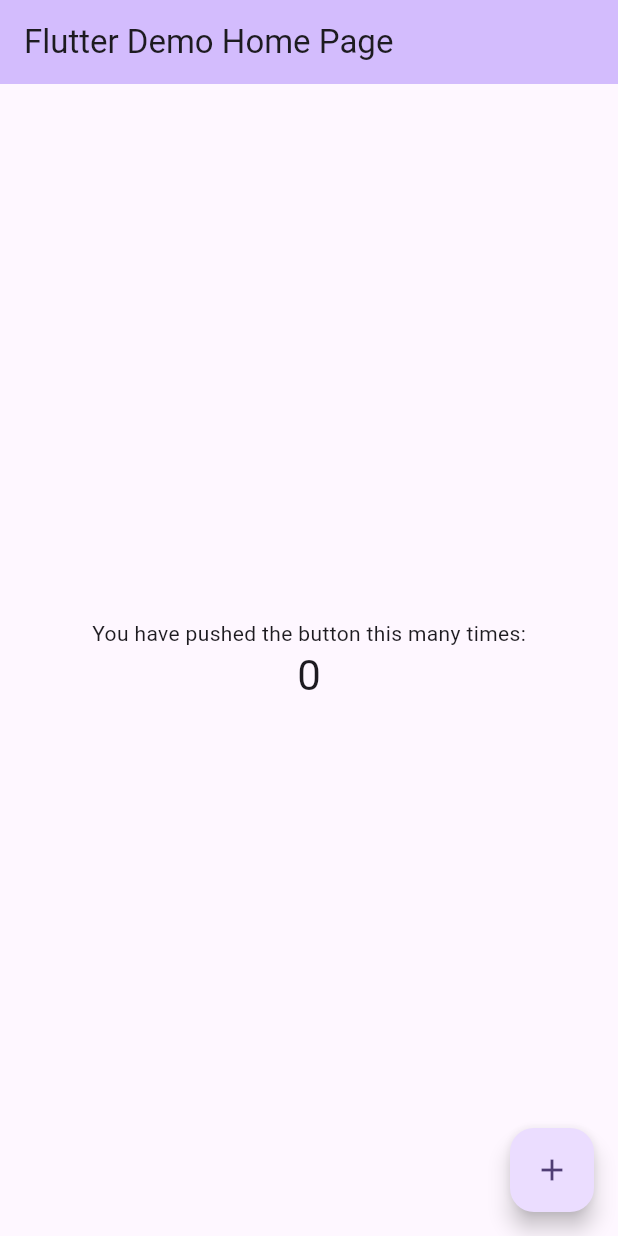
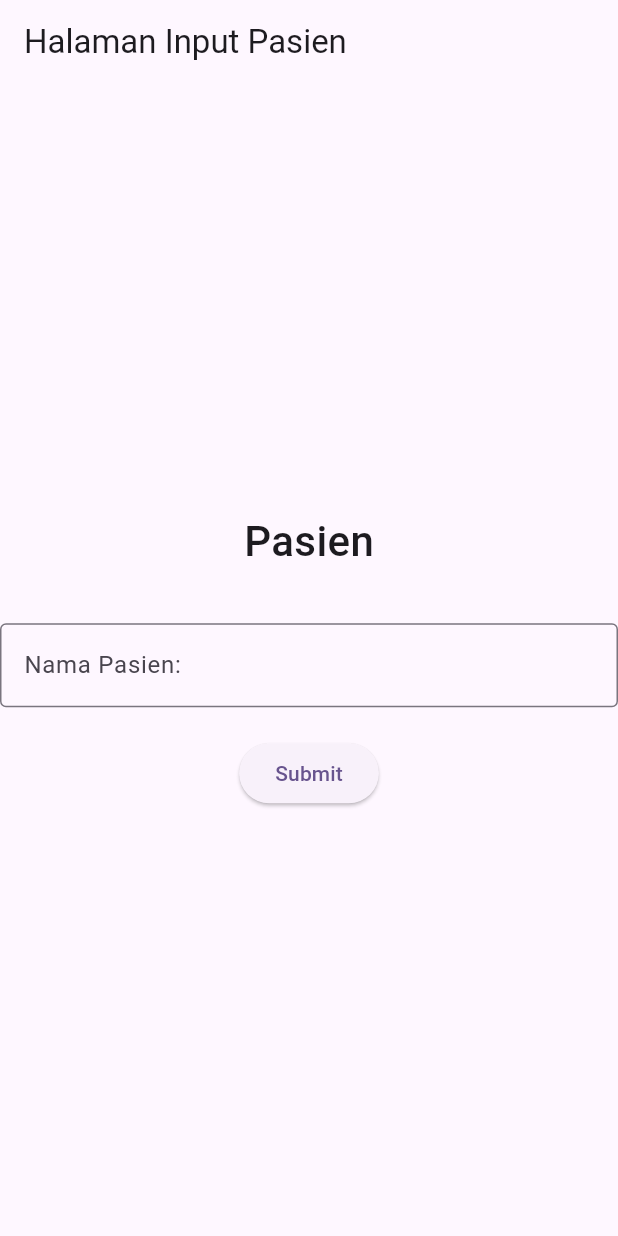
Before and after one commit to bagussatt/Hospital-Speech-to-Text, a Flutter app: the screen it shows after launch, on a phone screen of 412 x 824 dp. Run offline on Flutter 3.47's test engine with Material 3 defaults, Android fonts, the light colour scheme and no system bars; our stand-ins replace speech_to_text.

Commit message:
Updated Android build configuration, added internet and audio recording permissions, modified main.dart to use HomePage, registered SpeechToTextMacosPlugin, and updated pubspec.lock and pubspec.yaml with new dependencies.

```diff
--- a/lib/main.dart
+++ b/lib/main.dart
@@ -1,4 +1,5 @@
 import 'package:flutter/material.dart';
+import 'package:record_speechtotextfor_hospital/screens/homepage.dart';
 
 void main() {
   runApp(const MyApp());
@@ -15,7 +16,7 @@ class MyApp extends StatelessWidget {
         colorScheme: ColorScheme.fromSeed(seedColor: Colors.deepPurple),
         useMaterial3: true,
       ),
-      home: const MyHomePage(title: 'Flutter Demo Home Page'),
+      home: HomePage(),
     );
   }
 }
--- /dev/null
+++ b/lib/screens/homepage.dart
@@ -0,0 +1,95 @@
+import 'package:flutter/material.dart';
+import 'package:record_speechtotextfor_hospital/screens/recordpage.dart';
+
+class HomePage extends StatefulWidget {
+  const HomePage({super.key});
+
+  @override
+  State<HomePage> createState() => _HomePageState();
+}
+
+class _HomePageState extends State<HomePage> {
+  final _formKey = GlobalKey<FormState>(); // For form validation
+  final _nameController = TextEditingController(); // To manage text input
+
+  void _showConfirmationDialog(String name) {
+    showDialog(
+      context: context,
+      builder: (BuildContext context) {
+        return AlertDialog(
+          title: const Text('Konfirmasi'),
+          content: Text('Apakah Anda ingin melanjutkan ke halaman rekam medis untuk $name?'),
+          actions: [
+            TextButton(
+              onPressed: () => Navigator.pop(context, false), // Cancel
+              child: const Text('Batal'),
+            ),
+            TextButton(
+              onPressed: () => Navigator.pop(context, true), // Confirm
+              child: const Text('Ya'),
+            ),
+          ],
+        );
+      },
+    ).then((confirmed) {
+      if (confirmed ?? false) {
+        // User confirmed, navigate to RecordPage
+        Navigator.push(
+          context,
+          MaterialPageRoute(builder: (context) => RecordPage(name: name)),
+        );
+      }
+    });
+  }
+
+  @override
+  Widget build(BuildContext context) {
+    return Scaffold(
+      appBar: AppBar(
+        title: const Text('Halaman Input Pasien'),
+      ),
+      body: Center(
+        child: Form(
+          key: _formKey, // Link form to validation key
+          child: Column(
+            mainAxisAlignment: MainAxisAlignment.center, // Center column
+            children: [
+              Text(
+                "Pasien",
+                style: TextStyle(fontSize: 28, fontWeight: FontWeight.w500),
+              ),
+              SizedBox(
+                height: 35,
+              ),
+              TextFormField(
+                controller: _nameController, // Assign controller
+                decoration: InputDecoration(
+                  labelText: 'Nama Pasien:',
+                  border: OutlineInputBorder(), // Add border
+                  hintText: 'Masukan Nama Pasien', // Display hint text
+                ),
+                validator: (value) {
+                  if (value == null || value.isEmpty) {
+                    return 'Nama Pasien Tidak Boleh Kosong.';
+                  }
+                  return null; // No error
+                },
+              ),
+              const SizedBox(height: 20), // Add spacing
+              ElevatedButton(
+                onPressed: () {
+                  if (_formKey.currentState!.validate()) {
+                    // Form is valid
+                    String name = _nameController.text;
+                    _showConfirmationDialog(name); // Show confirmation dialog
+                  }
+                },
+                child: const Text('Submit'),
+              ),
+            ],
+          ),
+        ),
+      ),
+    );
+  }
+}
--- a/pubspec.yaml
+++ b/pubspec.yaml
@@ -35,6 +35,7 @@ dependencies:
   # The following adds the Cupertino Icons font to your application.
   # Use with the CupertinoIcons class for iOS style icons.
   cupertino_icons: ^1.0.6
+  speech_to_text: ^6.6.1
 
 dev_dependencies:
   flutter_test:
```
Also changed, not shown: lib/screens/recordpage.dart (added, +72 -0 lines), pubspec.lock, 3 other files.
